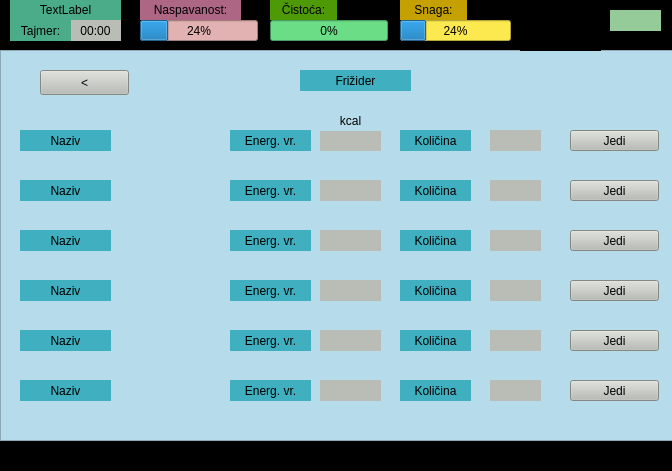
Qt form Ljubimac/mainwindow.ui (MATF-RS19/RS030-ljubimac) before a commit.
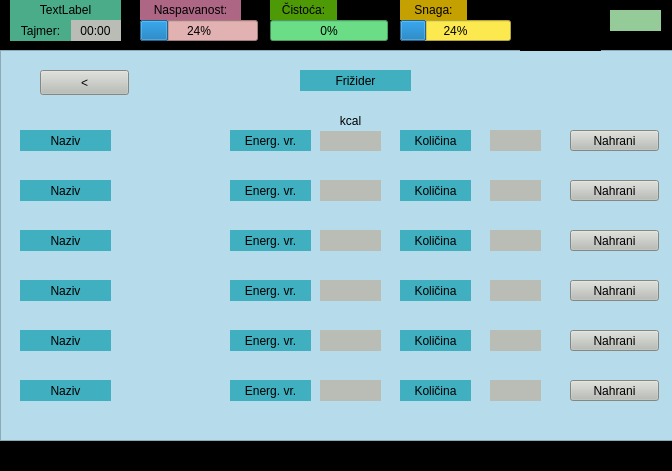
The same form after that commit. The open tabs and pages were chosen to show the change. Icons and pictures are not drawn.

Patch:
```diff
--- a/Ljubimac/mainwindow.ui
+++ b/Ljubimac/mainwindow.ui
@@ -1958,7 +1958,7 @@
 font: 75 italic 12pt &quot;Ubuntu Mono&quot;;</string>
       </property>
       <property name="text">
-       <string>Jedi</string>
+       <string>Nahrani</string>
       </property>
      </widget>
      <widget class="QPushButton" name="jedi_2">
@@ -1975,7 +1975,7 @@
 font: 75 italic 12pt &quot;Ubuntu Mono&quot;;</string>
       </property>
       <property name="text">
-       <string>Jedi</string>
+       <string>Nahrani</string>
       </property>
      </widget>
      <widget class="QPushButton" name="jedi_3">
@@ -1992,7 +1992,7 @@
 font: 75 italic 12pt &quot;Ubuntu Mono&quot;;</string>
       </property>
       <property name="text">
-       <string>Jedi</string>
+       <string>Nahrani</string>
       </property>
      </widget>
      <widget class="QPushButton" name="jedi_4">
@@ -2009,7 +2009,7 @@
 font: 75 italic 12pt &quot;Ubuntu Mono&quot;;</string>
       </property>
       <property name="text">
-       <string>Jedi</string>
+       <string>Nahrani</string>
       </property>
      </widget>
      <widget class="QPushButton" name="jedi_5">
@@ -2026,7 +2026,7 @@
 font: 75 italic 12pt &quot;Ubuntu Mono&quot;;</string>
       </property>
       <property name="text">
-       <string>Jedi</string>
+       <string>Nahrani</string>
       </property>
      </widget>
      <widget class="QLabel" name="vr_kol_3">
@@ -2367,7 +2367,7 @@
 font: 75 italic 12pt &quot;Ubuntu Mono&quot;;</string>
       </property>
       <property name="text">
-       <string>Jedi</string>
+       <string>Nahrani</string>
       </property>
      </widget>
      <widget class="QLabel" name="lab_kcal2">
```
Left out of the diff: 4 changed lines with no effect on the pictures.
